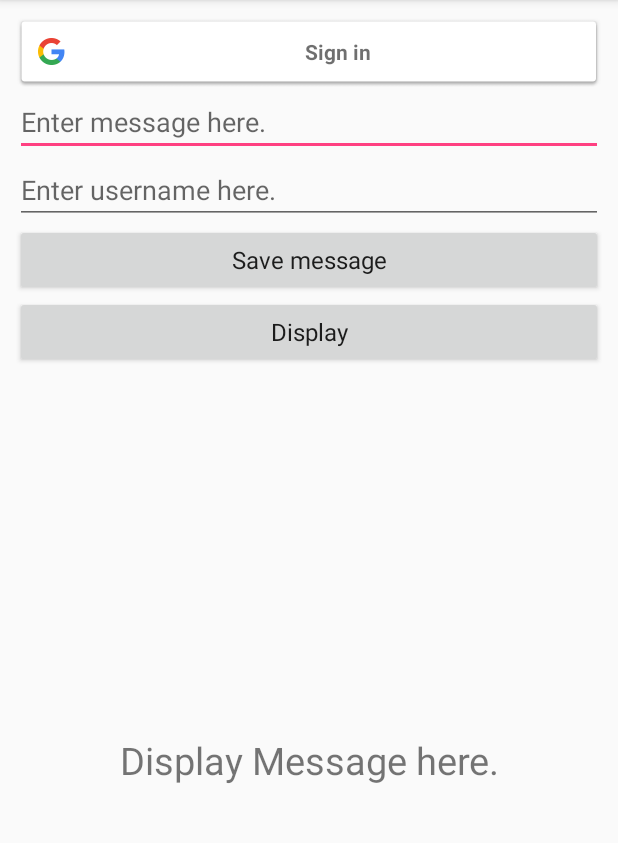
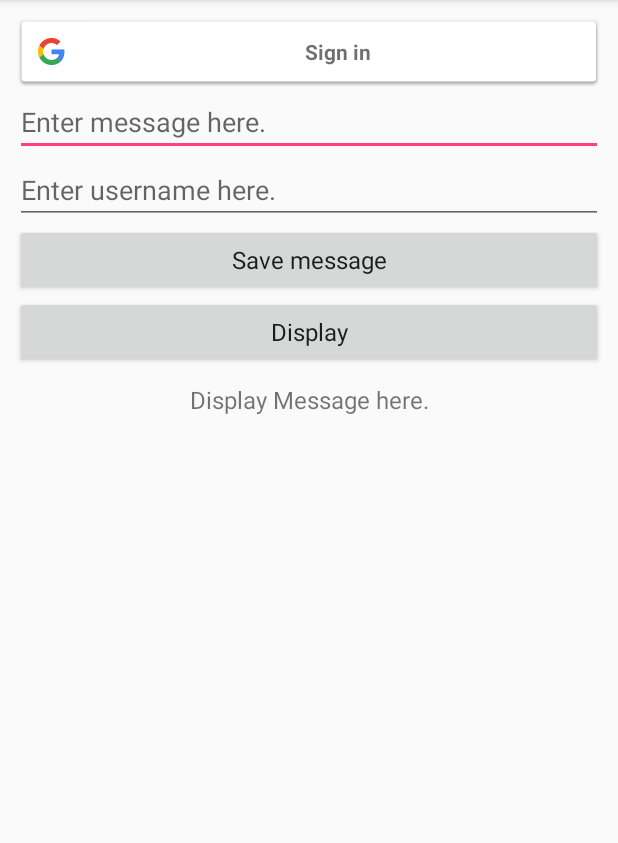
Before and after one commit to pailinnnnnnnnn/AndroidMyRTDBApplication, an Android app: the screen it shows after launch (MainActivity), on a phone screen of 412 x 824 dp, the part 84-927 px from its top. Run offline under Robolectric (Android 15) with nearby library versions, the phone set to English and light mode, and no system bars; our stand-ins replace Firebase (no records; nobody signed in at launch, a user with empty details on screens opened directly).

```diff
--- a/app/src/main/res/layout/activity_main.xml
+++ b/app/src/main/res/layout/activity_main.xml
@@ -116,12 +116,28 @@
         android:text="Display"
         android:textAppearance="@style/Base.TextAppearance.AppCompat.Light.Widget.PopupMenu.Small" />
 
-    <TextView
-        android:id="@+id/tv_display"
+    <ScrollView
         android:layout_width="match_parent"
-        android:layout_height="match_parent"
-        android:gravity="center"
-        android:text="Display Message here."
-        android:textSize="25sp" />
+        android:layout_height="match_parent">
+
+        <LinearLayout
+            android:padding="10dp"
+            android:id="@+id/ll_display"
+            android:orientation="vertical"
+            android:layout_width="match_parent"
+            android:layout_height="match_parent">
+
+            <TextView
+                android:id="@+id/tv_display"
+                android:layout_width="match_parent"
+                android:layout_height="wrap_content"
+                android:gravity="center"
+                android:text="Display Message here."
+                android:textSize="16sp" />
+
+        </LinearLayout>
+
+    </ScrollView>
+
 
 </LinearLayout>
```
Also changed, not shown: app/src/main/java/com/pailin_rungruang/myrtdbapplication/MainActivity.java (+78 -30 lines).
